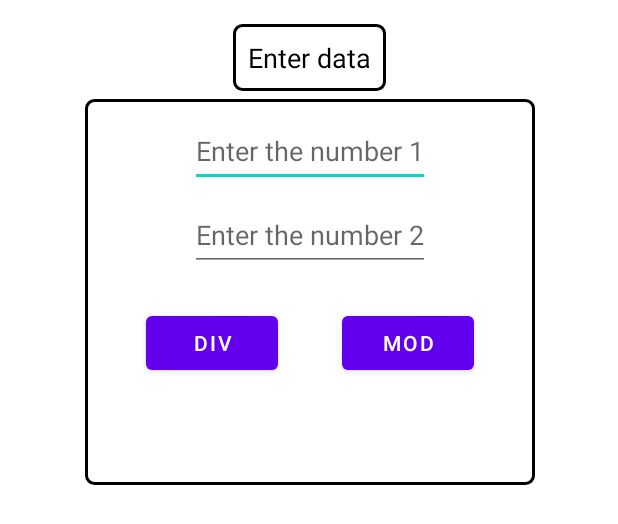
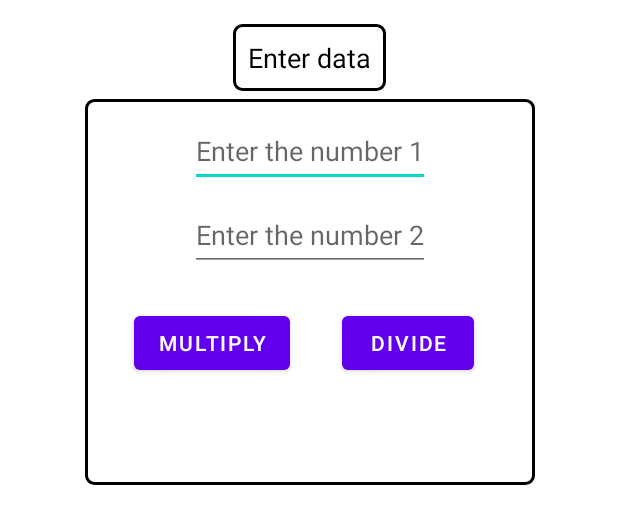
Before and after one commit to dafyr/Mobile, an Android app: the layout fragment_number.xml on its own in the app's theme, with its tools: preview values and no code run, on a phone screen of 412 x 824 dp. Shown: the top 524 px of the screen. Run offline under Robolectric (Android 15) with nearby library versions, the phone set to English and light mode, and no system bars.

Commit message:
changed number buttons

```diff
--- a/lab/app/src/main/java/ru/lab/kotlin/ui/number/NumberFragment.kt
+++ b/lab/app/src/main/java/ru/lab/kotlin/ui/number/NumberFragment.kt
@@ -84,7 +84,7 @@ class NumberFragment : Fragment() {
             if (buttonDivCounter >= 3) {
                 buttonDiv.isEnabled = false
             }
-            numberViewModel.calculateResultDiv(x, y)
+            numberViewModel.calculateResultMultiply(x, y)
         }
 
         buttonMod.setOnClickListener {
@@ -94,7 +94,7 @@ class NumberFragment : Fragment() {
             if (buttonModCounter >= 3) {
                 buttonMod.isEnabled = false
             }
-            numberViewModel.calculateResultMod(x, y)
+            numberViewModel.calculateResultDivide(x, y)
         }
     }
 
--- a/lab/app/src/main/java/ru/lab/kotlin/ui/service/ServiceActivity.kt
+++ b/lab/app/src/main/java/ru/lab/kotlin/ui/service/ServiceActivity.kt
@@ -30,11 +30,6 @@ class ServiceActivity : AppCompatActivity() {
         stopServiceButton.setOnClickListener {
             stopService(Intent(this, PlayService::class.java))
 
-            val fileOutputStream: FileOutputStream
-            var fileName = "data.txt"
-
-            fileOutputStream = openFileOutput(fileName, Context.MODE_PRIVATE)
-            fileOutputStream.write("Hello World".toByteArray())
         }
     }
 
--- a/lab/app/src/main/res/layout/activity_animation.xml
+++ b/lab/app/src/main/res/layout/activity_animation.xml
@@ -12,8 +12,10 @@
         android:layout_height="150dp"
         app:layout_constraintBottom_toBottomOf="parent"
         app:layout_constraintEnd_toEndOf="parent"
+        app:layout_constraintHorizontal_bias="0.501"
         app:layout_constraintStart_toStartOf="parent"
         app:layout_constraintTop_toTopOf="parent"
+        app:layout_constraintVertical_bias="0.363"
         app:srcCompat="@drawable/rocket" />
 
     <Button
--- a/lab/app/src/main/res/layout/fragment_number.xml
+++ b/lab/app/src/main/res/layout/fragment_number.xml
@@ -64,7 +64,7 @@
         android:layout_height="wrap_content"
         android:layout_marginTop="24dp"
         android:shadowColor="@color/black"
-        android:text="@string/div_button_text"
+        android:text="@string/multiply_button_text"
         app:layout_constraintEnd_toStartOf="@+id/lab_title"
         app:layout_constraintStart_toStartOf="@+id/y_edit"
         app:layout_constraintTop_toBottomOf="@+id/y_edit" />
@@ -74,7 +74,7 @@
         android:layout_width="wrap_content"
         android:layout_height="wrap_content"
         android:layout_marginTop="24dp"
-        android:text="@string/mod_button_text"
+        android:text="@string/divide_button_text"
         app:layout_constraintEnd_toEndOf="@+id/y_edit"
         app:layout_constraintStart_toEndOf="@+id/lab_title"
         app:layout_constraintTop_toBottomOf="@+id/y_edit" />
--- a/lab/app/src/main/res/values/strings.xml
+++ b/lab/app/src/main/res/values/strings.xml
@@ -3,8 +3,8 @@
     <string name="enter_data">Enter data</string>
     <string name="input_first_number_hint">Enter the number 1</string>
     <string name="input_second_number_hint">Enter the number 2</string>
-    <string name="div_button_text" translatable="false">div</string>
-    <string name="mod_button_text" translatable="false">mod</string>
+    <string name="multiply_button_text">multiply</string>
+    <string name="divide_button_text" >divide</string>
     <string name="change_fragment">Change fragment</string>
     <string name="input_text_hint">Enter the text</string>
     <string name="hello_button_text">Say hello</string>
```
Also changed, not shown: lab/app/src/main/java/ru/lab/kotlin/viewmodels/NumberViewModel.kt (+4 -4 lines), 1 other file.
